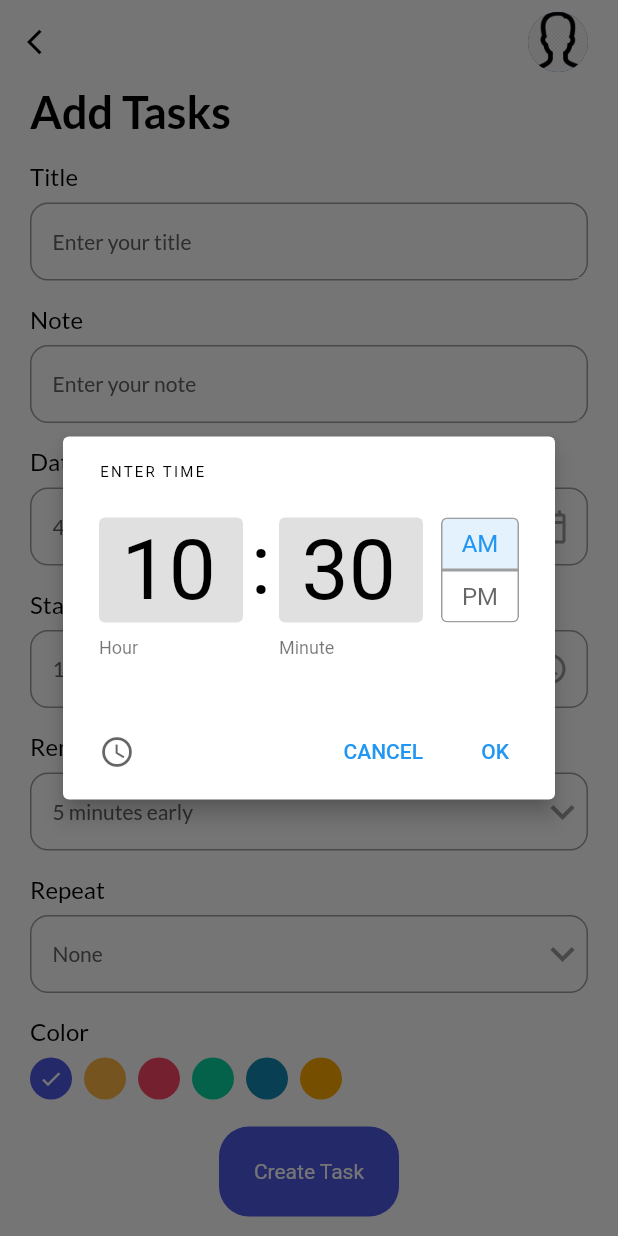
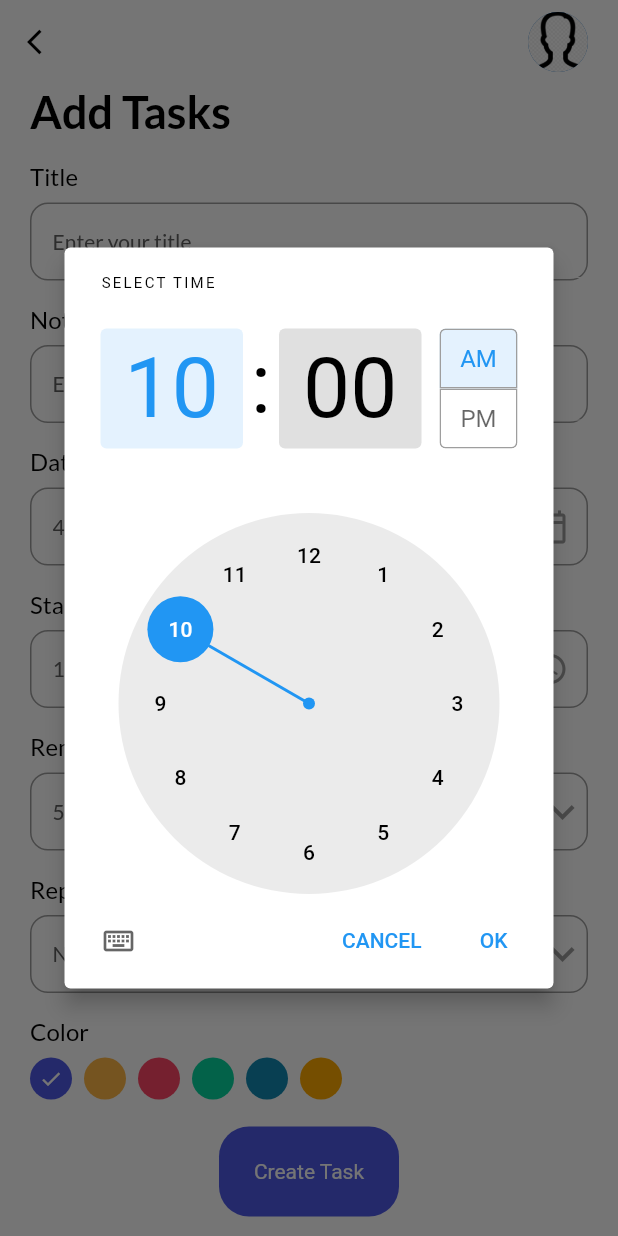
Before and after one commit to Jarkyman/Todo_App, a Flutter app: the AddTaskPage screen opened directly, after a tap on the "access time" icon, on a phone screen of 412 x 824 dp. Run offline on Flutter 3.47's test engine with Material 2 defaults, Android fonts, the phone set to English and light mode, and no system bars; our stand-ins replace date_picker_timeline, flutter_local_notifications, flutter_native_timezone, flutter_staggered_animations, get, get_storage and 3 more; accounts and stored records are empty.

Commit message:
Fix some clock error

```diff
--- a/lib/ui/add_task_bar.dart
+++ b/lib/ui/add_task_bar.dart
@@ -55,7 +55,8 @@ class _AddTaskPageState extends State<AddTaskPage> {
     return Scaffold(
       backgroundColor: context.theme.backgroundColor,
       appBar: _appBar(context),
-      body: Container(
+      body: SafeArea(
+        child: Container(
           padding: const EdgeInsets.only(left: 20.0, right: 20.0),
           child: SingleChildScrollView(
             child: Column(
@@ -140,7 +141,8 @@ class _AddTaskPageState extends State<AddTaskPage> {
                         _selectedRemind = int.parse(value!);
                       });
                     },
-                  items: remindList.map<DropdownMenuItem<String>>((int value) {
+                    items:
+                        remindList.map<DropdownMenuItem<String>>((int value) {
                       return DropdownMenuItem<String>(
                         value: value.toString(),
                         child: Text(
@@ -169,8 +171,8 @@ class _AddTaskPageState extends State<AddTaskPage> {
                         _selectedRepeat = value!;
                       });
                     },
-                  items:
-                      repeatList.map<DropdownMenuItem<String>>((String value) {
+                    items: repeatList
+                        .map<DropdownMenuItem<String>>((String value) {
                       return DropdownMenuItem<String>(
                         value: value,
                         child: Text(
@@ -195,10 +197,8 @@ class _AddTaskPageState extends State<AddTaskPage> {
                     },
                   ),
                 ),
-              SizedBox(
-                height: 15.0,
+              ],
             ),
-            ],
           ),
         ),
       ),
@@ -294,8 +294,6 @@ class _AddTaskPageState extends State<AddTaskPage> {
     return List<Widget>.generate(
       length,
       (index) {
-        print('$index ud af ${length}');
-        //print(_colors.length);
         return index > length
             ? _addColorWidget() //TODO: Virker ikke...
             : GestureDetector(
@@ -403,19 +401,36 @@ class _AddTaskPageState extends State<AddTaskPage> {
   }
 
   _showTimePicker({required bool isStartTime}) {
+    bool isAm = _startTime.split(' ')[1] == 'AM';
+    int endTimeStrat = int.parse(_startTime.split(':')[0]) + _defaultTimeDif;
+
     return showTimePicker(
-      initialEntryMode: TimePickerEntryMode.input,
+      initialEntryMode: TimePickerEntryMode.dial,
       context: context,
       initialTime: TimeOfDay(
         hour: isStartTime
+            ? isAm
                 ? int.parse(_startTime.split(':')[0])
+                : int.parse(_startTime.split(':')[0]) + 12
             : _isEndTimeEdit
+                ? isAm
                     ? int.parse(_endTime.split(':')[0])
-                : int.parse(_startTime.split(':')[0]) + _defaultTimeDif,
+                    : int.parse(_endTime.split(':')[0]) + 12
+                : isAm
+                    ? endTimeStrat
+                    : endTimeStrat > 12
+                        ? 12
+                        : endTimeStrat + 12,
         minute: isStartTime
-            ? int.parse(_startTime.split(':')[1].split(' ')[0])
+            ? endTimeStrat >= 12
+                ? 00
+                : int.parse(_startTime.split(':')[1].split(' ')[0])
             : _isEndTimeEdit
-                ? int.parse(_endTime.split(':')[1].split(' ')[0])
+                ? endTimeStrat >= 12
+                    ? 00
+                    : int.parse(_endTime.split(':')[1].split(' ')[0])
+                : endTimeStrat >= 12
+                    ? 00
                     : int.parse(_startTime.split(':')[1].split(' ')[0]),
       ),
     );
```
Lines whose indentation alone changed are shown as unchanged.
